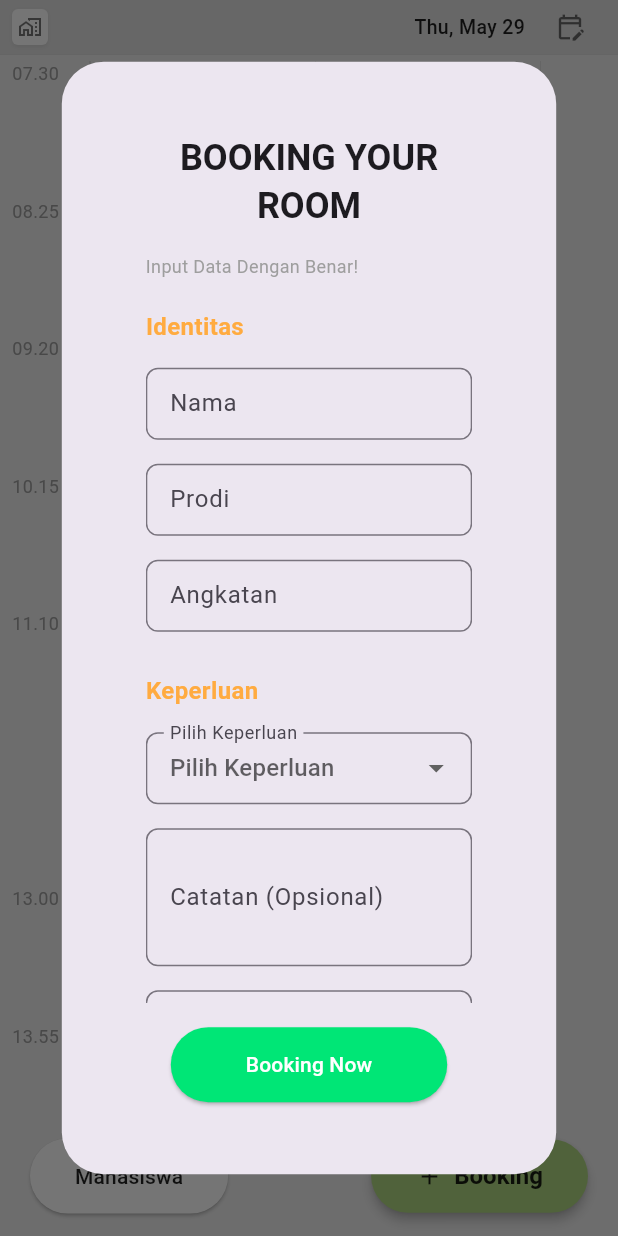
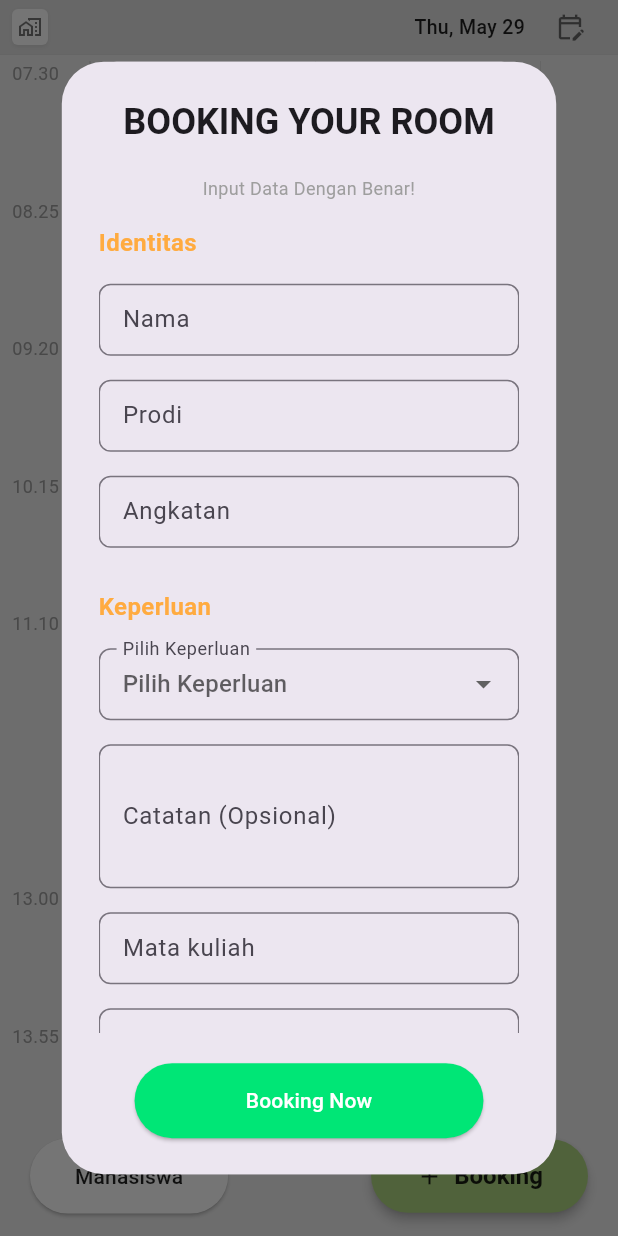
Before and after one commit to Kingshellter/fatisda_room_manager, a Flutter app: the screen it shows after launch, after a tap on "Login", after a tap on "Booking", on a phone screen of 412 x 824 dp. Run offline on Flutter 3.47's test engine with Material 3 defaults, Android fonts, the phone set to English and light mode, and no system bars; our stand-ins replace shared_preferences.

Commit message:
update lagi

```diff
--- a/lib/component/booking_form_dialog.dart
+++ b/lib/component/booking_form_dialog.dart
@@ -155,23 +155,25 @@ class _BookingFormDialogState extends State<BookingFormDialog> {
   @override
   Widget build(BuildContext context) {
     return Dialog(
+      insetPadding: EdgeInsets.symmetric(horizontal: 16, vertical: 24),
       child: ConstrainedBox(
         constraints: BoxConstraints(
-          maxWidth: MediaQuery.of(context).size.width * 0.8, // 80% dari lebar layar
-          maxHeight: MediaQuery.of(context).size.height * 0.9, // 90% dari tinggi layar
+          maxWidth: MediaQuery.of(context).size.width * 0.8,
+          maxHeight: MediaQuery.of(context).size.height * 0.9,
         ),
         child: AlertDialog(
           title: const Text('BOOKING YOUR ROOM', textAlign: TextAlign.center, style: TextStyle(fontWeight: FontWeight.bold)),
-          contentPadding: const EdgeInsets.all(16.0),
+          contentPadding: const EdgeInsets.symmetric(horizontal: 16.0, vertical: 20.0),
+          insetPadding: EdgeInsets.zero,
           content: SingleChildScrollView(
             child: Form(
               key: _formKey,
               child: Column(
                 mainAxisSize: MainAxisSize.min,
-                crossAxisAlignment: CrossAxisAlignment.start,
+                crossAxisAlignment: CrossAxisAlignment.stretch,
                 children: <Widget>[
                   const Text('Input Data Dengan Benar!', textAlign: TextAlign.center, style: TextStyle(fontSize: 12, color: Colors.grey)),
-                  const SizedBox(height: 20),
+                  const SizedBox(height: 16),
 
                   _buildSectionTitle('Identitas'),
                   _buildTextFormField(_nameController, 'Nama'),
@@ -231,7 +233,6 @@ class _BookingFormDialogState extends State<BookingFormDialog> {
                           onChanged: (value) {
                             setState(() {
                               _selectedStartTime = value;
-                              // Reset end time if it's no longer valid
                               if (_selectedEndTime != null &&
                                   _compareTimeStrings(_selectedStartTime!, _selectedEndTime!) >= 0) {
                                 _selectedEndTime = null;
@@ -253,7 +254,6 @@ class _BookingFormDialogState extends State<BookingFormDialog> {
                       ),
                     ],
                   ),
-
                   const SizedBox(height: 20),
                   Container(
                     padding: const EdgeInsets.all(8),
@@ -262,8 +262,9 @@ class _BookingFormDialogState extends State<BookingFormDialog> {
                       borderRadius: BorderRadius.circular(5),
                     ),
                     child: Text(
-                      '${DateTime.now().day} ${_getMonthName(DateTime.now().month)}, ${DateTime.now().year}',
+                      DateFormat('d MMM, y').format(DateTime.now()),
                       style: const TextStyle(color: Colors.blueAccent),
+                      textAlign: TextAlign.center,
                     ),
                   ),
                 ],
@@ -271,16 +272,21 @@ class _BookingFormDialogState extends State<BookingFormDialog> {
             ),
           ),
           actions: <Widget>[
-            Center(
+            Container(
+              width: double.infinity,
+              padding: const EdgeInsets.symmetric(horizontal: 16.0),
               child: ElevatedButton(
                 onPressed: _submitForm,
                 style: ElevatedButton.styleFrom(
                   backgroundColor: Colors.greenAccent[400],
-                  padding: const EdgeInsets.symmetric(horizontal: 50, vertical: 15)
+                  padding: const EdgeInsets.symmetric(vertical: 15),
+                  shape: RoundedRectangleBorder(
+                    borderRadius: BorderRadius.circular(25.0),
+                  ),
                 ),
                 child: const Text('Booking Now', style: TextStyle(color: Colors.white)),
               ),
-            )
+            ),
           ],
         ),
       ),
@@ -303,7 +309,7 @@ class _BookingFormDialogState extends State<BookingFormDialog> {
         decoration: InputDecoration(
           labelText: label,
           border: OutlineInputBorder(borderRadius: BorderRadius.circular(8.0)),
-          contentPadding: const EdgeInsets.symmetric(horizontal: 12.0, vertical: 10.0),
+          contentPadding: const EdgeInsets.symmetric(horizontal: 12.0, vertical: 12.0),
         ),
         validator: (value) {
           if (!isOptional && (value == null || value.isEmpty)) {
@@ -328,7 +334,7 @@ class _BookingFormDialogState extends State<BookingFormDialog> {
         decoration: InputDecoration(
           labelText: hint,
           border: OutlineInputBorder(borderRadius: BorderRadius.circular(8.0)),
-          contentPadding: const EdgeInsets.symmetric(horizontal: 12.0, vertical: 10.0),
+          contentPadding: const EdgeInsets.symmetric(horizontal: 12.0, vertical: 12.0),
         ),
         value: value,
         hint: Text(hint),
```
